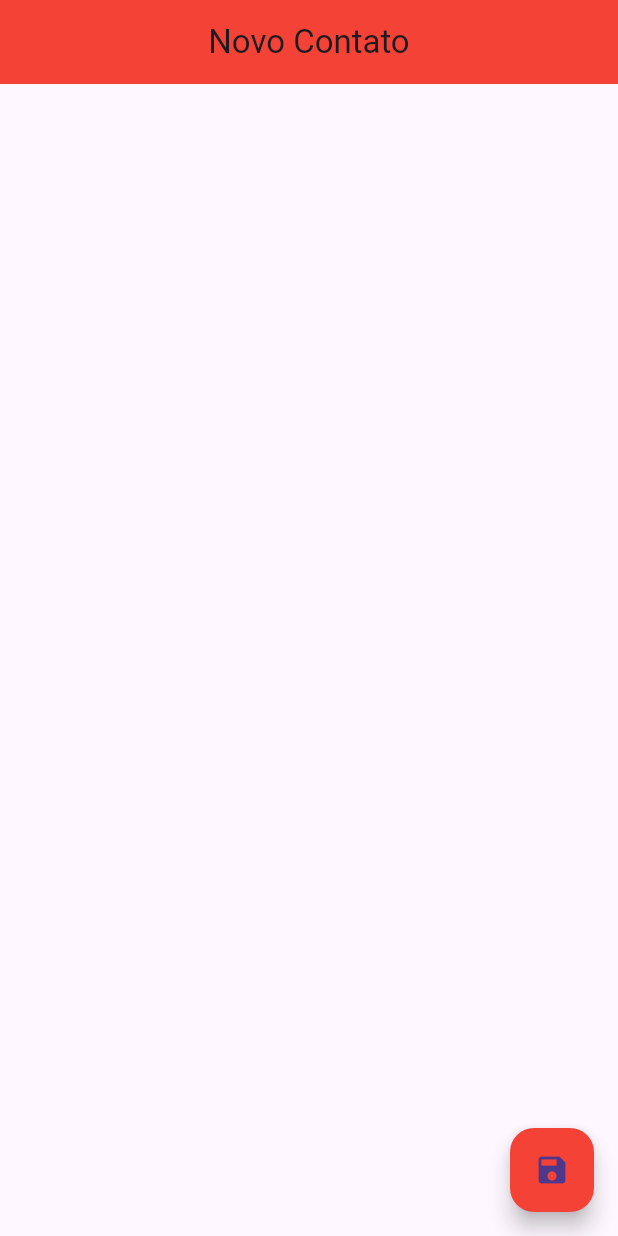
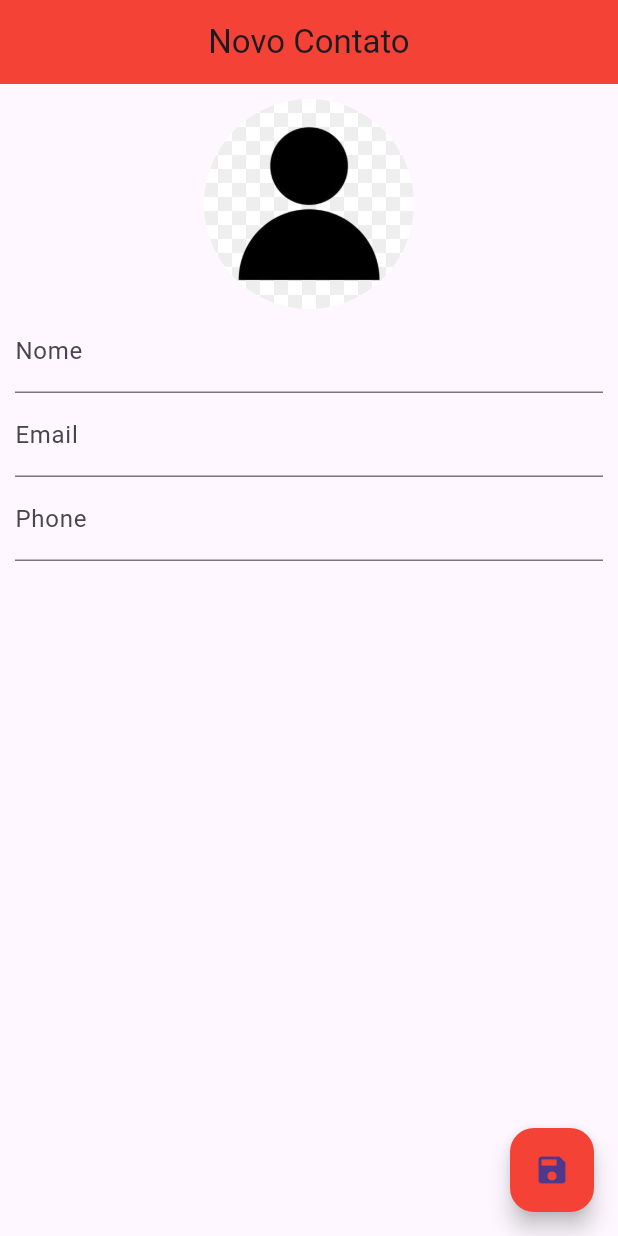
Before and after one commit to BrunoSilva31/Contacts, a Flutter app: the screen it shows after launch, on a phone screen of 412 x 824 dp. Run offline on Flutter 3.47's test engine with Material 3 defaults, Android fonts, the phone set to English and light mode, and no system bars; our stand-ins replace sqflite; accounts and stored records are empty; statements that could not run were skipped.

Commit message:
Name, email & phone controllers

```diff
--- a/lib/ui/contact_page.dart
+++ b/lib/ui/contact_page.dart
@@ -1,3 +1,5 @@
+import 'dart:io';
+
 import 'package:contacts/helpers/contact_helper.dart';
 import 'package:flutter/material.dart';
 
@@ -13,6 +15,12 @@ class ContactPage extends StatefulWidget {
 
 class _ContactPageState extends State<ContactPage> {
 
+  final _nameController = TextEditingController();
+  final _emailController = TextEditingController();
+  final _phoneController = TextEditingController();
+
+  bool _userEdited = false;
+
   late Contact _editedContact;
 
 
@@ -25,6 +33,10 @@ class _ContactPageState extends State<ContactPage> {
     } else {
       _editedContact = Contact.fromMap(widget.contact!.toMap());
     }
+
+    _nameController.text = _editedContact.name!;
+    _emailController.text = _editedContact.email!;
+    _phoneController.text = _editedContact.phone!;
 
   }
 
@@ -42,6 +54,68 @@ class _ContactPageState extends State<ContactPage> {
         child: Icon(Icons.save),
         backgroundColor: Colors.red,
       ),
+
+      body: SingleChildScrollView(
+        padding: EdgeInsets.all(10),
+
+        child: Column(
+
+          children: [
+            GestureDetector(
+              child: Container(
+                width: 140,
+                height: 140,
+                decoration: BoxDecoration(
+                  shape: BoxShape.circle,
+                  image: DecorationImage(
+                    image: _editedContact.img != null && _editedContact.img!.isNotEmpty ? FileImage(File(_editedContact.img!)) as ImageProvider : const AssetImage("images/person.png"),
+                    ),
+
+                ),
+              ),
+            ),
+
+            TextField(
+              controller: _nameController,
+              decoration: InputDecoration(labelText: "Nome"),
+              onChanged: (text){
+                _userEdited = true;
+                setState(() {
+                  _editedContact.name = text;
+                });
+              },
+            ),
+
+
+            TextField(
+              controller: _emailController,
+              decoration: InputDecoration(labelText: "Email"),
+              onChanged: (text){
+                _userEdited = true;
+                _editedContact.email = text;
+              },
+
+              keyboardType: TextInputType.emailAddress,
+            ),
+
+
+            TextField(
+              controller: _phoneController,
+              decoration: InputDecoration(labelText: "Phone"),
+              onChanged: (text){
+                _userEdited = true;
+                _editedContact.phone = text;
+              },
+
+              keyboardType: TextInputType.phone,
+            ),
+
+
+          ],
+
+        ),
+
+      ),
     );
   }
 }
```
